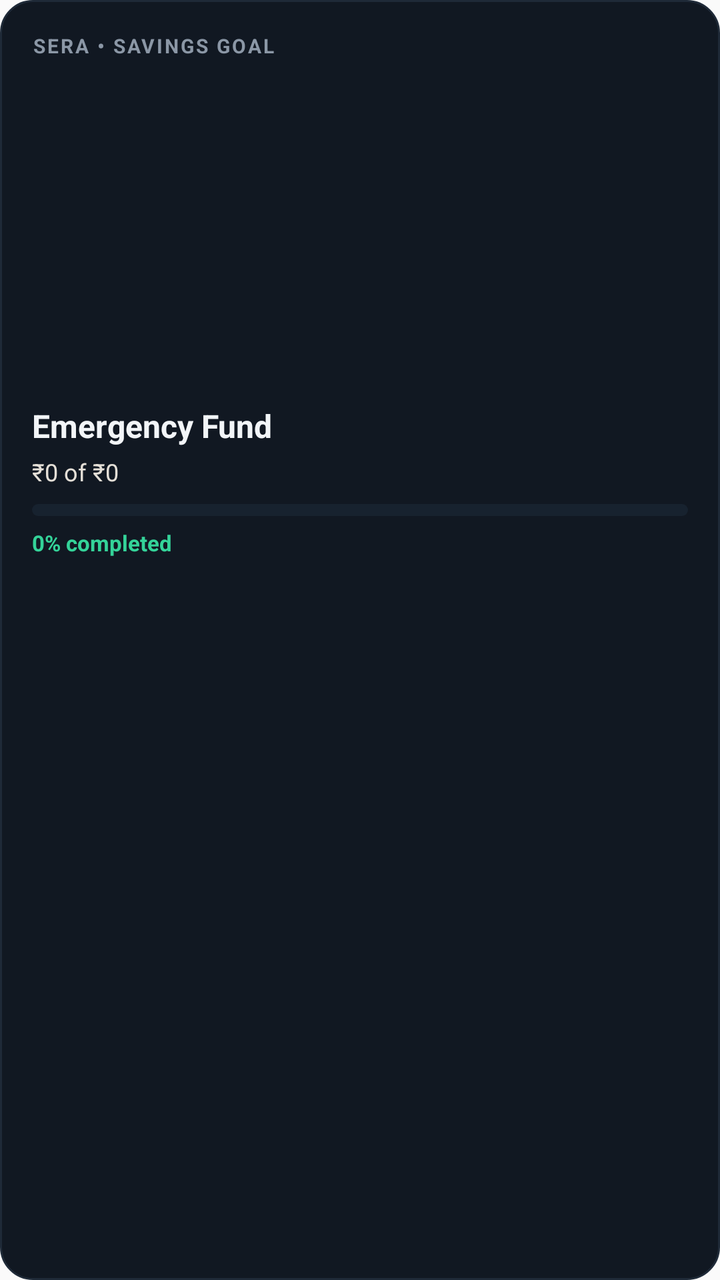
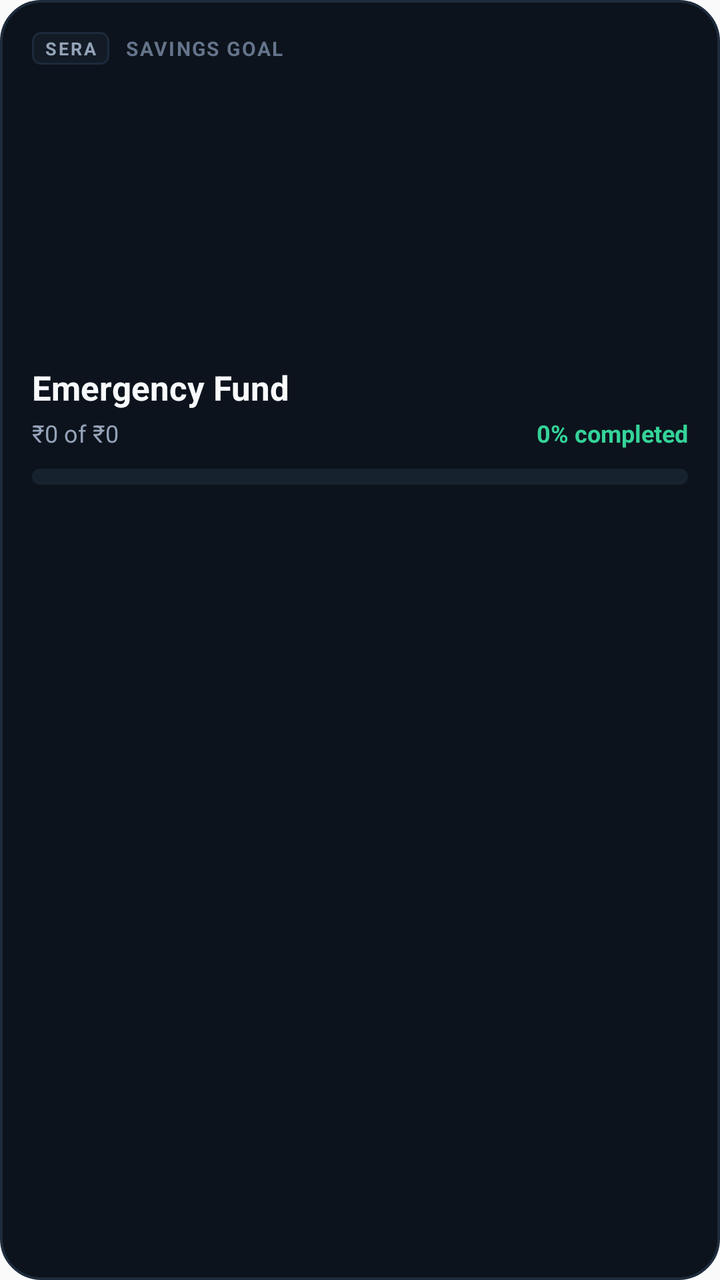

Compare the two renders of this Android layout. The source of the first and the diff that turns it into the second are given below.
<!-- AndroidManifest.xml: application theme AppTheme -->
<!-- res/layout/sera_widget_goal.xml -->
<?xml version="1.0" encoding="utf-8"?>
<LinearLayout xmlns:android="http://schemas.android.com/apk/res/android"
    android:id="@+id/widget_goal_root"
    android:layout_width="match_parent"
    android:layout_height="match_parent"
    android:background="@drawable/widget_card_bg"
    android:orientation="vertical"
    android:padding="16dp">

    <TextView
        android:layout_width="wrap_content"
        android:layout_height="wrap_content"
        android:ellipsize="end"
        android:letterSpacing="0.1"
        android:maxLines="1"
        android:text="SERA • SAVINGS GOAL"
        android:textColor="#8B97A6"
        android:textSize="10sp"
        android:textStyle="bold" />

    
    <FrameLayout
        android:layout_width="match_parent"
        android:layout_height="0dp"
        android:layout_weight="0.5" />

    <TextView
        android:id="@+id/widget_goal_title"
        android:layout_width="wrap_content"
        android:layout_height="wrap_content"
        android:ellipsize="end"
        android:maxLines="1"
        android:text="Emergency Fund"
        android:textColor="#F2F5F8"
        android:textSize="16sp"
        android:textStyle="bold" />

    <TextView
        android:id="@+id/widget_goal_amounts"
        android:layout_width="wrap_content"
        android:layout_height="wrap_content"
        android:layout_marginTop="4dp"
        android:ellipsize="end"
        android:maxLines="1"
        android:text="₹0 of ₹0"
        android:textColor="#E4DFD7"
        android:textSize="12sp" />

    <ProgressBar
        android:id="@+id/widget_goal_progress"
        style="?android:attr/progressBarStyleHorizontal"
        android:layout_width="match_parent"
        android:layout_height="6dp"
        android:layout_marginTop="8dp"
        android:max="100"
        android:progress="0"
        android:progressDrawable="@drawable/widget_progress_bar" />

    <TextView
        android:id="@+id/widget_goal_percent"
        android:layout_width="wrap_content"
        android:layout_height="wrap_content"
        android:layout_marginTop="6dp"
        android:maxLines="1"
        android:text="0% completed"
        android:textColor="#34D399"
        android:textSize="11sp"
        android:textStyle="bold" />

    
    <FrameLayout
        android:layout_width="match_parent"
        android:layout_height="0dp"
        android:layout_weight="1" />
</LinearLayout>
<!-- resources referenced by this layout -->
<resources>
  <!-- drawable widget_card_bg (drawable) -->
  <?xml version="1.0" encoding="utf-8"?>
  <shape xmlns:android="http://schemas.android.com/apk/res/android"
      android:shape="rectangle">
      <solid android:color="#111822" />
      <corners android:radius="16dp" />
      <stroke
          android:width="1dp"
          android:color="#1F2A38" />
  </shape>
  <!-- drawable widget_progress_bar (drawable) -->
  <?xml version="1.0" encoding="utf-8"?>
  <layer-list xmlns:android="http://schemas.android.com/apk/res/android">
      <item android:id="@android:id/background">
          <shape>
              <corners android:radius="4dp" />
              <solid android:color="#17222F" />
          </shape>
      </item>
      <item android:id="@android:id/progress">
          <clip>
              <shape>
                  <corners android:radius="4dp" />
                  <solid android:color="#34D399" />
              </shape>
          </clip>
      </item>
  </layer-list>
  <style name="AppTheme" parent="Theme.AppCompat.DayNight.NoActionBar">
          
          <item name="android:editTextBackground">@drawable/rn_edit_text_material</item>
      </style>
  <!-- drawable rn_edit_text_material (drawable) -->
  <?xml version="1.0" encoding="utf-8"?>
  <inset xmlns:android="http://schemas.android.com/apk/res/android"
         android:insetLeft="@dimen/abc_edit_text_inset_horizontal_material"
         android:insetRight="@dimen/abc_edit_text_inset_horizontal_material"
         android:insetTop="@dimen/abc_edit_text_inset_top_material"
         android:insetBottom="@dimen/abc_edit_text_inset_bottom_material"
         >
  
      <selector>
          
          <item android:state_enabled="false" android:drawable="@drawable/abc_textfield_default_mtrl_alpha"/>
          <item android:drawable="@drawable/abc_textfield_activated_mtrl_alpha"/>
      </selector>
  
  </inset>
</resources>

<!-- the commit's change to res/layout/sera_widget_goal.xml (unified diff, before → after) -->
@@ -7,65 +7,98 @@
     android:orientation="vertical"
     android:padding="16dp">
 
-    <TextView
-        android:layout_width="wrap_content"
+    
+    <LinearLayout
+        android:layout_width="match_parent"
         android:layout_height="wrap_content"
-        android:ellipsize="end"
-        android:letterSpacing="0.1"
-        android:maxLines="1"
-        android:text="SERA • SAVINGS GOAL"
-        android:textColor="#8B97A6"
-        android:textSize="10sp"
-        android:textStyle="bold" />
+        android:gravity="center_vertical"
+        android:orientation="horizontal">
+
+        <TextView
+            android:layout_width="wrap_content"
+            android:layout_height="wrap_content"
+            android:background="@drawable/widget_pill_badge_bg"
+            android:letterSpacing="0.12"
+            android:paddingStart="6dp"
+            android:paddingTop="2dp"
+            android:paddingEnd="6dp"
+            android:paddingBottom="2dp"
+            android:text="SERA"
+            android:textColor="#94A3B8"
+            android:textSize="9sp"
+            android:textStyle="bold" />
+
+        <TextView
+            android:layout_width="wrap_content"
+            android:layout_height="wrap_content"
+            android:layout_marginStart="8dp"
+            android:ellipsize="end"
+            android:letterSpacing="0.08"
+            android:maxLines="1"
+            android:text="SAVINGS GOAL"
+            android:textColor="#64748B"
+            android:textSize="10sp"
+            android:textStyle="bold" />
+    </LinearLayout>
 
     
     <FrameLayout
         android:layout_width="match_parent"
         android:layout_height="0dp"
-        android:layout_weight="0.5" />
+        android:layout_weight="0.4" />
 
     <TextView
         android:id="@+id/widget_goal_title"
         android:layout_width="wrap_content"
         android:layout_height="wrap_content"
         android:ellipsize="end"
+        android:includeFontPadding="false"
         android:maxLines="1"
         android:text="Emergency Fund"
-        android:textColor="#F2F5F8"
-        android:textSize="16sp"
+        android:textColor="#F8FAFC"
+        android:textSize="17sp"
         android:textStyle="bold" />
 
-    <TextView
-        android:id="@+id/widget_goal_amounts"
-        android:layout_width="wrap_content"
+    <LinearLayout
+        android:layout_width="match_parent"
         android:layout_height="wrap_content"
-        android:layout_marginTop="4dp"
-        android:ellipsize="end"
-        android:maxLines="1"
-        android:text="₹0 of ₹0"
-        android:textColor="#E4DFD7"
-        android:textSize="12sp" />
+        android:layout_marginTop="6dp"
+        android:gravity="center_vertical"
+        android:orientation="horizontal">
+
+        <TextView
+            android:id="@+id/widget_goal_amounts"
+            android:layout_width="0dp"
+            android:layout_height="wrap_content"
+            android:layout_weight="1"
+            android:ellipsize="end"
+            android:includeFontPadding="false"
+            android:maxLines="1"
+            android:text="₹0 of ₹0"
+            android:textColor="#94A3B8"
+            android:textSize="12sp" />
+
+        <TextView
+            android:id="@+id/widget_goal_percent"
+            android:layout_width="wrap_content"
+            android:layout_height="wrap_content"
+            android:includeFontPadding="false"
+            android:maxLines="1"
+            android:text="0% completed"
+            android:textColor="#34D399"
+            android:textSize="12sp"
+            android:textStyle="bold" />
+    </LinearLayout>
 
     <ProgressBar
         android:id="@+id/widget_goal_progress"
         style="?android:attr/progressBarStyleHorizontal"
         android:layout_width="match_parent"
-        android:layout_height="6dp"
-        android:layout_marginTop="8dp"
+        android:layout_height="8dp"
+        android:layout_marginTop="10dp"
         android:max="100"
         android:progress="0"
         android:progressDrawable="@drawable/widget_progress_bar" />
-
-    <TextView
-        android:id="@+id/widget_goal_percent"
-        android:layout_width="wrap_content"
-        android:layout_height="wrap_content"
-        android:layout_marginTop="6dp"
-        android:maxLines="1"
-        android:text="0% completed"
-        android:textColor="#34D399"
-        android:textSize="11sp"
-        android:textStyle="bold" />
 
     
     <FrameLayout
<!-- resource entries referenced after the edit -->
@@ -4,11 +4,21 @@
   <?xml version="1.0" encoding="utf-8"?>
   <shape xmlns:android="http://schemas.android.com/apk/res/android"
       android:shape="rectangle">
-      <solid android:color="#111822" />
-      <corners android:radius="16dp" />
+      <solid android:color="#0D131C" />
+      <corners android:radius="20dp" />
+      <stroke
+          android:width="1.2dp"
+          android:color="#1E2B3C" />
+  </shape>
+  <!-- drawable widget_pill_badge_bg (drawable) -->
+  <?xml version="1.0" encoding="utf-8"?>
+  <shape xmlns:android="http://schemas.android.com/apk/res/android"
+      android:shape="rectangle">
+      <solid android:color="#131B26" />
+      <corners android:radius="4dp" />
       <stroke
           android:width="1dp"
-          android:color="#1F2A38" />
+          android:color="#1D2A3B" />
   </shape>
   <!-- drawable widget_progress_bar (drawable) -->
   <?xml version="1.0" encoding="utf-8"?>
